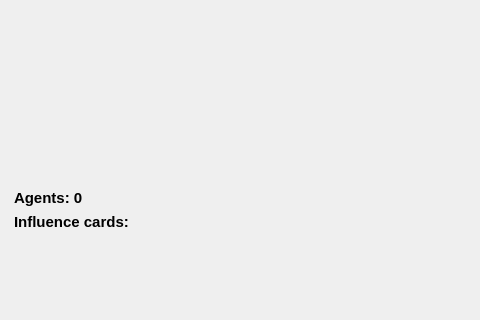
Old version of the form ryhmarama/ElectionGame/Student/mainwindow.ui in the repository zoljaxity/ohjtek_ht; both pictures show x 0 to 480 and y 280 to 600 of the 800 by 600 pixel window.
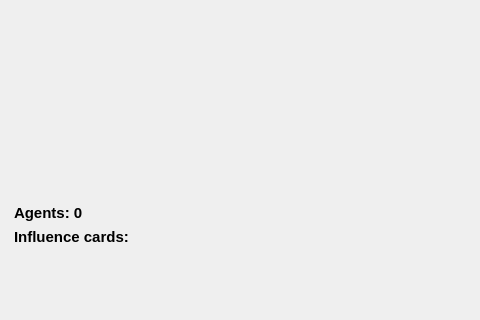
New version of the form.

```diff
--- a/ryhmarama/ElectionGame/Student/mainwindow.ui
+++ b/ryhmarama/ElectionGame/Student/mainwindow.ui
@@ -75,7 +75,7 @@
       <x>0</x>
       <y>440</y>
       <width>351</width>
-      <height>111</height>
+      <height>114</height>
      </rect>
     </property>
     <layout class="QGridLayout" name="cardGrid">
@@ -93,7 +93,7 @@
         <bool>false</bool>
        </property>
        <property name="styleSheet">
-        <string notr="true">margin-left: 10px; margin-top: 10px;</string>
+        <string notr="true">margin-left: 10px; margin-top: 25px; margin-bottom: 0px</string>
        </property>
        <property name="text">
         <string>Agents: 0</string>
```
